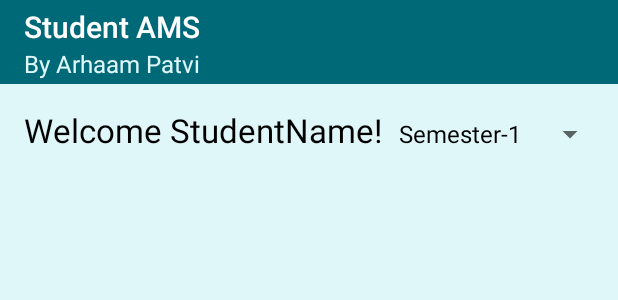
After one commit to TheArhaam/Android-StudentAMS, an Android app: the layout activity_student_logged_in.xml on its own in the app's theme, with its tools: preview values and no code run, on a phone screen of 412 x 824 dp. The commit adds this screen. Shown: the top 300 px of the screen. Run offline under Robolectric (Android 15) with nearby library versions, the phone set to English and light mode, and no system bars.

Commit message:
Created activity for students and implemented recycler view to display subjects along with attendance according to selected semester

```diff
--- a/app/src/main/AndroidManifest.xml
+++ b/app/src/main/AndroidManifest.xml
@@ -9,8 +9,10 @@
         android:roundIcon="@mipmap/ic_launcher_round"
         android:supportsRtl="true"
         android:theme="@style/AppTheme">
-        <activity android:name=".PopUpAttendanceActivity"
-            android:theme="@style/AppTheme.PopUpAttendanceTheme"></activity>
+        <activity android:name=".StudentLoggedIn"></activity>
+        <activity
+            android:name=".PopUpAttendanceActivity"
+            android:theme="@style/AppTheme.PopUpAttendanceTheme" />
         <activity android:name=".ManageAttendance" />
         <activity android:name=".AddStudent" />
         <activity
--- a/app/src/main/java/com/example/studentams/StudentsFragment.java
+++ b/app/src/main/java/com/example/studentams/StudentsFragment.java
@@ -52,6 +52,7 @@ public class StudentsFragment extends Fragment {
         addstudent = getView().findViewById(R.id.button11);
         sbranch = getView().findViewById(R.id.spinner5);
         sbatch = getView().findViewById(R.id.spinner6);
+        sbatch.setSelection(1);
 
         sbranch.setOnItemSelectedListener(new AdapterView.OnItemSelectedListener() {
             @Override
--- /dev/null
+++ b/app/src/main/res/layout/activity_student_logged_in.xml
@@ -0,0 +1,52 @@
+<?xml version="1.0" encoding="utf-8"?>
+<androidx.constraintlayout.widget.ConstraintLayout xmlns:android="http://schemas.android.com/apk/res/android"
+    xmlns:app="http://schemas.android.com/apk/res-auto"
+    xmlns:tools="http://schemas.android.com/tools"
+    android:layout_width="match_parent"
+    android:layout_height="match_parent"
+    tools:context=".StudentLoggedIn">
+
+    <include
+        android:id="@+id/include2"
+        layout="@layout/appbar_studentloggedin"></include>
+
+    <TextView
+        android:id="@+id/textView39"
+        android:layout_width="wrap_content"
+        android:layout_height="wrap_content"
+        android:layout_marginStart="16dp"
+        android:layout_marginLeft="16dp"
+        android:layout_marginTop="16dp"
+        android:text="Welcome "
+        app:layout_constraintStart_toStartOf="parent"
+        app:layout_constraintTop_toBottomOf="@+id/include2"
+        android:textAppearance="@style/Base.TextAppearance.AppCompat.Large"/>
+
+    <TextView
+        android:id="@+id/textView40"
+        android:layout_width="wrap_content"
+        android:layout_height="wrap_content"
+        android:text="StudentName!"
+        android:textAppearance="@style/Base.TextAppearance.AppCompat.Large"
+        app:layout_constraintBaseline_toBaselineOf="@+id/textView39"
+        app:layout_constraintStart_toEndOf="@+id/textView39" />
+
+    <Spinner
+        android:id="@+id/spinner7"
+        android:layout_width="wrap_content"
+        android:layout_height="wrap_content"
+        android:layout_marginEnd="8dp"
+        android:layout_marginRight="8dp"
+        android:entries="@array/Semesters"
+        app:layout_constraintBaseline_toBaselineOf="@+id/textView40"
+        app:layout_constraintEnd_toEndOf="parent" />
+
+    <androidx.recyclerview.widget.RecyclerView
+        android:layout_width="match_parent"
+        android:layout_height="0dp"
+        android:layout_marginTop="16dp"
+        app:layout_constraintBottom_toBottomOf="parent"
+        app:layout_constraintTop_toBottomOf="@+id/spinner7"
+        android:id="@+id/rvsubjects"/>
+
+</androidx.constraintlayout.widget.ConstraintLayout>
--- /dev/null
+++ b/app/src/main/res/layout/appbar_studentloggedin.xml
@@ -0,0 +1,14 @@
+<?xml version="1.0" encoding="utf-8"?>
+<androidx.appcompat.widget.Toolbar xmlns:android="http://schemas.android.com/apk/res/android"
+    android:layout_width="match_parent"
+    android:layout_height="wrap_content"
+    xmlns:app="http://schemas.android.com/apk/res-auto"
+    android:id="@+id/app_bar_studentloggedin"
+    android:background="@color/colorPrimaryDark"
+    app:titleTextColor="#FFFFFF"
+    app:subtitleTextColor="@color/colorBackground"
+    app:title="@string/main_actionbar_titletext"
+    app:subtitle="@string/main_actionbar_subtitletext">
+
+
+</androidx.appcompat.widget.Toolbar>
```
Also changed, not shown: app/src/main/java/com/example/studentams/AttendanceAdapterForStudents.java (added, +74 -0 lines), app/src/main/java/com/example/studentams/MainActivity.java (+53 -9 lines), app/src/main/java/com/example/studentams/StudentLoggedIn.java (added, +92 -0 lines).
